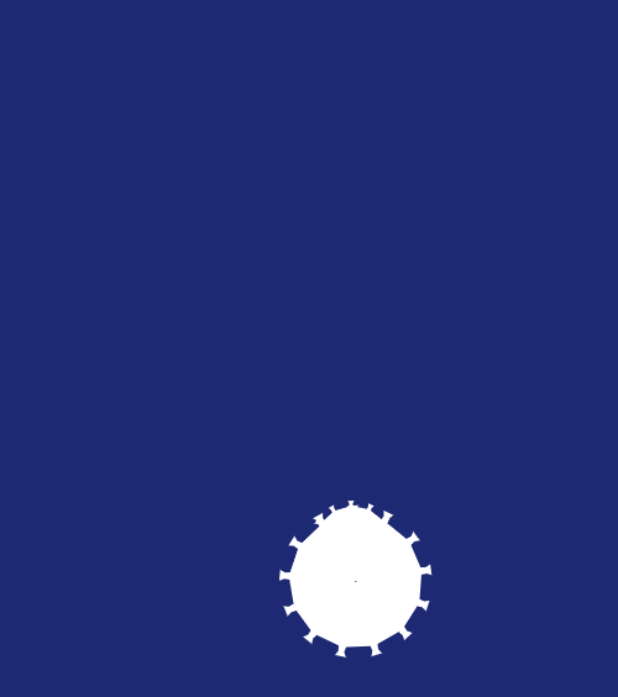
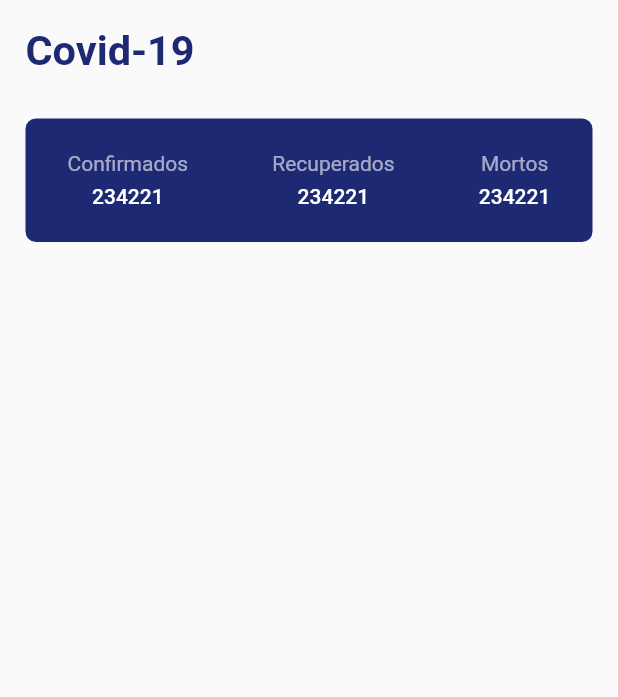
Before and after one commit to eliezerantonio/covid-19, a Flutter app: the screen it shows after launch, on a phone screen of 412 x 824 dp. Shown: the top 697 px of the screen. Run offline on Flutter 3.47's test engine with Material 2 defaults, Android fonts, the phone set to English and light mode, and no system bars; our stand-ins replace lottie, shared_preferences.

Commit message:
casos gerais widget

```diff
--- a/lib/main.dart
+++ b/lib/main.dart
@@ -1,5 +1,6 @@
 import 'package:covid_19_cases/api/covid_api.dart';
 import 'package:covid_19_cases/providers/cases_provider.dart';
+import 'package:covid_19_cases/ui/mobile/screens/home_screen.dart';
 import 'package:flutter/material.dart';
 import 'package:provider/provider.dart';
 
@@ -39,7 +40,7 @@ class MyApp extends StatelessWidget {
       theme: ThemeData(
         primarySwatch: Colors.blue,
       ),
-      home: SplashScreen(),
+      home: HomeScreen(),
     );
   }
 }
--- /dev/null
+++ b/lib/ui/mobile/screens/home_screen.dart
@@ -0,0 +1,38 @@
+// ignore_for_file: prefer_const_literals_to_create_immutables
+
+import 'package:covid_19_cases/ui/mobile/widgets/geral_cases_widget.dart';
+import 'package:covid_19_cases/utils/my_colors.dart';
+import 'package:covid_19_cases/utils/responsive.dart';
+import 'package:flutter/material.dart';
+
+class HomeScreen extends StatelessWidget {
+  @override
+  Widget build(BuildContext context) {
+    final responsive = Responsive.of(context);
+    return Scaffold(
+        body: SafeArea(
+      child: Padding(
+        padding: const EdgeInsets.all(17.0),
+        child: Column(
+          crossAxisAlignment: CrossAxisAlignment.start,
+          children: [
+            Text(
+              "Covid-19",
+              style: TextStyle(
+                color: Color(MyColors.primaryColor),
+                fontSize: responsive.dp(3),
+                fontWeight: FontWeight.w700,
+              ),
+            ),
+            const SizedBox(
+              height: 30,
+            ),
+
+            GeralCasesWidget()
+
+          ],
+        ),
+      ),
+    ));
+  }
+}
--- /dev/null
+++ b/lib/ui/mobile/widgets/geral_cases_widget.dart
@@ -0,0 +1,55 @@
+import 'package:covid_19_cases/utils/my_colors.dart';
+import 'package:covid_19_cases/utils/responsive.dart';
+import 'package:flutter/material.dart';
+
+class GeralCasesWidget extends StatelessWidget {
+  const GeralCasesWidget({Key? key}) : super(key: key);
+
+  @override
+  Widget build(BuildContext context) {
+    final responsive = Responsive.of(context);
+
+    Column newMethod(String type, int quantity) {
+      return Column(
+        mainAxisAlignment: MainAxisAlignment.center,
+        children: [
+          Text(
+            type,
+            style: const TextStyle(
+              color: Colors.white60,
+            ),
+          ),
+          SizedBox(
+            height: responsive.hp(0.7),
+          ),
+          Text(
+            quantity.toString(),
+            textAlign: TextAlign.start,
+            style: const TextStyle(
+              color: Colors.white,
+              fontWeight: FontWeight.w500,
+            ),
+          ),
+        ],
+      );
+    }
+
+    return Container(
+      alignment: Alignment.center,
+      height: responsive.hp(10),
+      width: responsive.wp(100),
+      decoration: BoxDecoration(
+        color: Color(MyColors.primaryColor),
+        borderRadius: BorderRadius.circular(7),
+      ),
+      child: Row(
+        mainAxisAlignment: MainAxisAlignment.spaceAround,
+        children: [
+          newMethod("Confirmados", 234221),
+          newMethod("Recuperados", 234221),
+          newMethod("Mortos", 234221),
+        ],
+      ),
+    );
+  }
+}
--- /dev/null
+++ b/lib/utils/my_colors.dart
@@ -0,0 +1,5 @@
+import 'package:flutter/material.dart';
+
+class MyColors {
+  static int primaryColor = 0xff1d2973;
+}
```
Also changed, not shown: lib/ui/mobile/screens/splash_screen.dart (+7 -6 lines).
